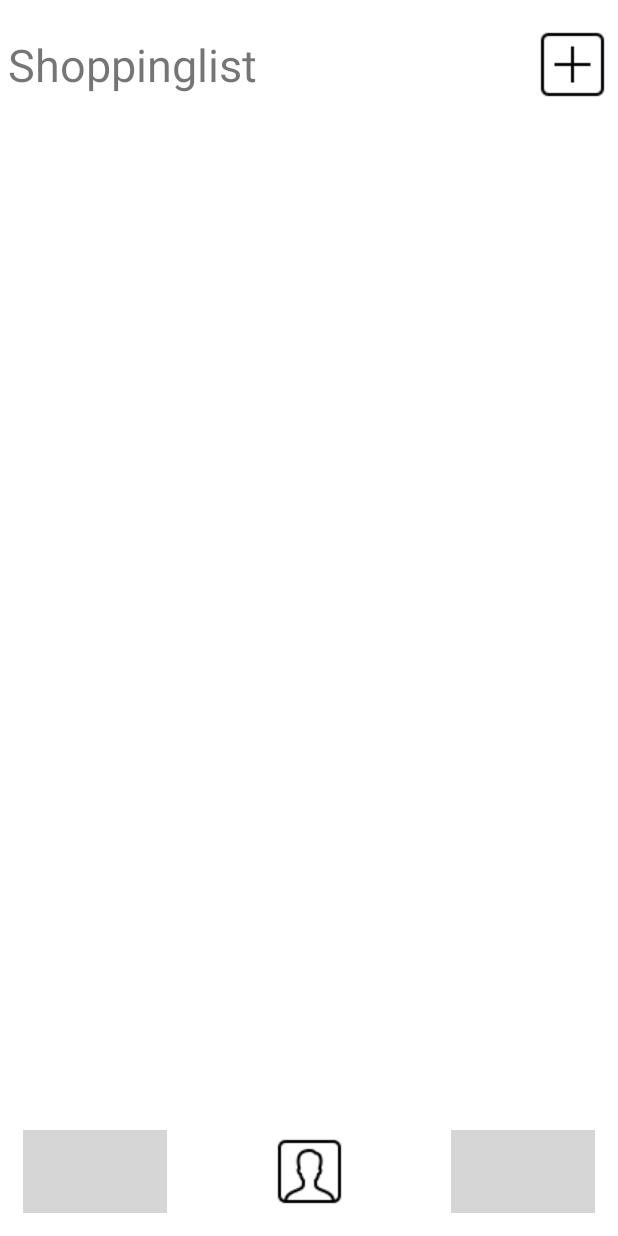
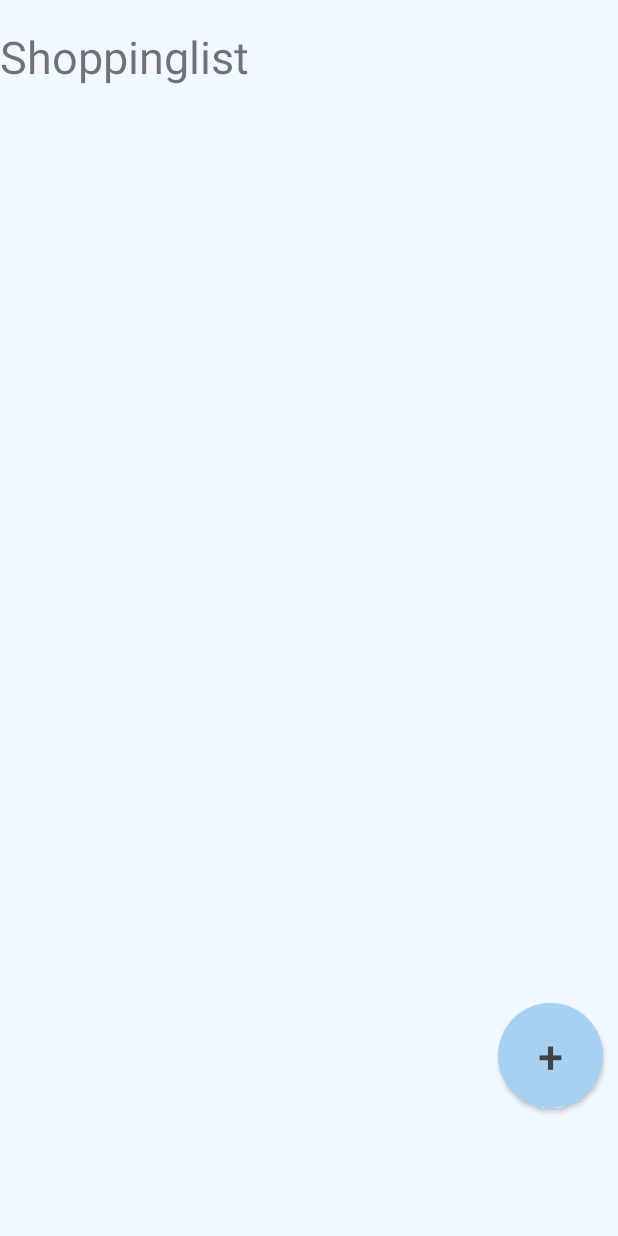
Before and after one commit to RwieRandom/YourShopDrop, an Android app: the screen it shows after launch (ListActivity), on a phone screen of 412 x 824 dp. Run offline under Robolectric (Android 15) with nearby library versions, the phone set to English and light mode, and no system bars; grey boxes are pictures that could not be loaded.

Commit message:
updated UI, implemented ScrollBar

```diff
--- a/app/src/main/AndroidManifest.xml
+++ b/app/src/main/AndroidManifest.xml
@@ -14,7 +14,10 @@
         tools:targetApi="31">
         <activity
             android:name=".ListActivity"
-            android:exported="true">
+            android:exported="true"
+            android:windowSoftInputMode="adjustNothing">
+            >
+
             <intent-filter>
                 <action android:name="android.intent.action.MAIN" />
 
--- a/app/src/main/java/de/your/yourshopdrop/ListActivity.kt
+++ b/app/src/main/java/de/your/yourshopdrop/ListActivity.kt
@@ -10,7 +10,12 @@ import android.widget.EditText
 import android.widget.ImageButton
 import android.widget.LinearLayout
 import android.widget.PopupWindow
+import androidx.activity.enableEdgeToEdge
 import androidx.appcompat.app.AppCompatActivity
+import androidx.constraintlayout.widget.ConstraintLayout
+import androidx.core.view.ViewCompat
+import androidx.core.view.WindowInsetsCompat
+import androidx.core.view.updatePadding
 import androidx.recyclerview.widget.LinearLayoutManager
 import androidx.recyclerview.widget.RecyclerView
 
@@ -22,9 +27,20 @@ class ListActivity : AppCompatActivity() {
     override fun onCreate(savedInstanceState: Bundle?) {
         super.onCreate(savedInstanceState)
 
-        //enableEdgeToEdge()
+        enableEdgeToEdge()
+        setContentView(R.layout.list_activity)
 
-        setContentView(R.layout.list_activity)
+        val contentLayout = findViewById<ConstraintLayout>(R.id.main)
+        ViewCompat.setOnApplyWindowInsetsListener(contentLayout) { view, windowInsets ->
+            val insets = windowInsets.getInsets(WindowInsetsCompat.Type.systemBars())
+            view.updatePadding(
+                left = insets.left,
+                top = insets.top,
+                right = insets.right,
+                bottom = insets.bottom
+            )
+            windowInsets
+        }
 
         val listItemManager = ListItemManager(this, "items.json")
 
@@ -34,14 +50,14 @@ class ListActivity : AppCompatActivity() {
         rvItemList.layoutManager = LinearLayoutManager(this)
 
 
-        val btnAddItem : ImageButton = findViewById(R.id.btnAddItem)
+        val btnAddItem : Button = findViewById(R.id.btnAddItem)
 
         // inflate the layout of the popup window
         val inflater = getSystemService(LAYOUT_INFLATER_SERVICE) as LayoutInflater
         val popupView: View = inflater.inflate(R.layout.popup_add, null)
 
         // create the popup window
-        val width = 700
+        val width = LinearLayout.LayoutParams.WRAP_CONTENT
         val height = LinearLayout.LayoutParams.WRAP_CONTENT
         val focusable = true
         val popupWindow = PopupWindow(popupView, width, height, focusable)
--- a/app/src/main/java/de/your/yourshopdrop/ListAdapter.kt
+++ b/app/src/main/java/de/your/yourshopdrop/ListAdapter.kt
@@ -17,14 +17,6 @@ class ListAdapter (private val listItemManager: ListItemManager) : RecyclerView.
         notifyItemInserted(itemCount -1)
     }
 
-    private fun toggleStrikeThrough(tvArtikelTitle: TextView, isChecked: Boolean){
-        if(isChecked){
-            tvArtikelTitle.paintFlags = tvArtikelTitle.paintFlags or STRIKE_THRU_TEXT_FLAG
-        } else {
-            tvArtikelTitle.paintFlags = tvArtikelTitle.paintFlags and STRIKE_THRU_TEXT_FLAG.inv()
-        }
-    }
-
     override fun onCreateViewHolder(parent: ViewGroup, viewType: Int): ArtikelViewHolder {
         return ArtikelViewHolder(LayoutInflater.from(parent.context).inflate(R.layout.item_artikel,parent,false))
     }
@@ -42,7 +34,6 @@ class ListAdapter (private val listItemManager: ListItemManager) : RecyclerView.
 
             itemTitle.text = currentItem.title
             checkBox.isChecked = currentItem.isChecked
-            toggleStrikeThrough(itemTitle, checkBox.isChecked)
             /*checkBox.setOnCheckedChangeListener {_, isChecked ->
                 if(isChecked){
                     listItemManager.removeItem(currentItem)
--- a/app/src/main/res/drawable/background_popup.xml
+++ /dev/null
@@ -1,5 +0,0 @@
-<?xml version="1.0" encoding="utf-8"?>
-<shape xmlns:android="http://schemas.android.com/apk/res/android">
-    <solid android:color="@color/background_popup"/>  <!-- Replace with your desired background color -->
-    <corners android:radius="16dp"/>  <!-- Adjust the radius for the desired roundness -->
-</shape>
--- /dev/null
+++ b/app/src/main/res/drawable/rounded_button.xml
@@ -0,0 +1,5 @@
+<?xml version="1.0" encoding="utf-8"?>
+<shape xmlns:android="http://schemas.android.com/apk/res/android"
+    android:shape="oval">
+    <solid android:color="?attr/colorPrimary" />
+</shape>
--- a/app/src/main/res/layout/list_activity.xml
+++ b/app/src/main/res/layout/list_activity.xml
@@ -22,14 +22,40 @@
 
     </androidx.constraintlayout.widget.ConstraintLayout>
 
-    <androidx.recyclerview.widget.RecyclerView
-        android:id="@+id/rvItemList"
+    <androidx.constraintlayout.widget.ConstraintLayout
         android:layout_width="0dp"
         android:layout_height="0dp"
         app:layout_constraintBottom_toTopOf="@+id/bottom"
         app:layout_constraintEnd_toEndOf="parent"
         app:layout_constraintStart_toStartOf="parent"
-        app:layout_constraintTop_toBottomOf="@+id/header" />
+        app:layout_constraintTop_toBottomOf="@+id/header">
+
+        <Button
+            android:id="@+id/btnAddItem"
+            android:layout_width="70dp"
+            android:layout_height="70dp"
+            android:layout_marginEnd="10dp"
+            android:layout_marginBottom="10dp"
+            android:background="@drawable/rounded_button"
+            android:elevation="4sp"
+            android:text="@string/add2"
+            android:textSize="30sp"
+            app:layout_constraintBottom_toBottomOf="parent"
+            app:layout_constraintEnd_toEndOf="@+id/scrollView2" />
+
+        <ScrollView
+            android:id="@+id/scrollView2"
+            android:layout_width="match_parent"
+            android:layout_height="match_parent">
+
+            <androidx.recyclerview.widget.RecyclerView
+                android:id="@+id/rvItemList"
+                android:layout_width="match_parent"
+                android:layout_height="wrap_content" />
+
+        </ScrollView>
+    </androidx.constraintlayout.widget.ConstraintLayout>
+
 
     <androidx.constraintlayout.widget.ConstraintLayout
         android:id="@+id/bottom"
@@ -39,7 +65,7 @@
         app:layout_constraintEnd_toEndOf="parent"
         app:layout_constraintStart_toStartOf="parent">
 
-        <include layout="@layout/navbar"/>
+        <!-- <include layout="@layout/navbar"/> -->
 
     </androidx.constraintlayout.widget.ConstraintLayout>
 
--- a/app/src/main/res/layout/list_header.xml
+++ b/app/src/main/res/layout/list_header.xml
@@ -10,25 +10,14 @@
     <TextView
         android:id="@+id/textView"
         android:layout_width="0dp"
-        android:text="@string/title"
         android:layout_height="match_parent"
         android:layout_gravity="center_vertical"
         android:gravity="center_vertical|start"
+        android:text="@string/title"
         app:layout_constraintBottom_toBottomOf="parent"
-        app:layout_constraintEnd_toStartOf="@+id/btnAddItem"
+        app:layout_constraintEnd_toEndOf="parent"
         app:layout_constraintStart_toStartOf="parent"
         app:layout_constraintTop_toTopOf="parent" />
-
-    <ImageButton
-        android:id="@+id/btnAddItem"
-        android:layout_width="wrap_content"
-        android:layout_height="wrap_content"
-        android:background="@android:color/transparent"
-        android:src="@drawable/plus"
-        android:contentDescription="@string/add"
-        app:layout_constraintBottom_toBottomOf="parent"
-        app:layout_constraintEnd_toEndOf="parent"
-        app:layout_constraintTop_toTopOf="parent"/>
 
     <View
         android:id="@+id/divider"
--- a/app/src/main/res/layout/popup_add.xml
+++ b/app/src/main/res/layout/popup_add.xml
@@ -10,6 +10,7 @@
     <RelativeLayout
         android:layout_width="match_parent"
         android:layout_height="wrap_content"
+        android:elevation="4sp"
         android:padding="16dp">
 
         <EditText
--- a/app/src/main/res/values/colors.xml
+++ b/app/src/main/res/values/colors.xml
@@ -2,10 +2,10 @@
 <resources>
     <color name="black">#FF000000</color>
     <color name="white">#FFFFFFFF</color>
-    <color name="background_popup">#BADDEDFA</color>
+    <color name="background_popup">#E4DDEDFA</color>
 
 
-    <color name="light_background">#FFFFFF</color>
+    <color name="light_background">#F1F8FF</color>
     <color name="light_on_background">#000000</color>
     <color name="light_primary">#A7D1F3</color>
     <color name="light_primary_variant">#212121</color>
--- a/app/src/main/res/values/strings.xml
+++ b/app/src/main/res/values/strings.xml
@@ -4,5 +4,6 @@
     <string name="back">back</string>
     <string name="save">save</string>
     <string name="add">add</string>
+    <string name="add2">+</string>
     <string name="title">Shoppinglist</string>
 </resources>
```
